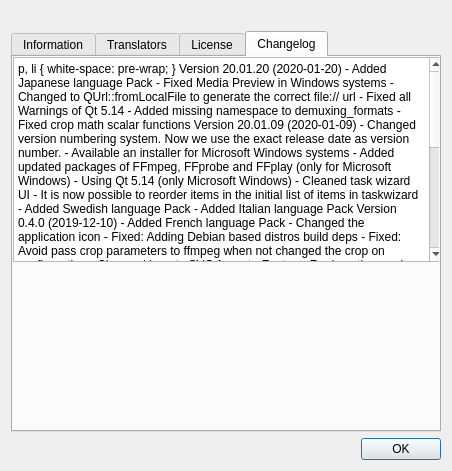
Before: the Qt Designer form ui/aboutdialog.ui in swl-x/MystiQ, drawn with Qt 5.
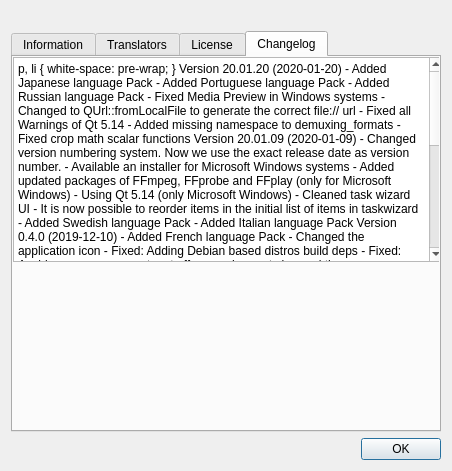
After: the same form once the commit is applied. The open tabs and pages were chosen to show the change. Icons and pictures are not drawn.

Commit message: Added Russian Language

Patch:
```diff
--- a/ui/aboutdialog.ui
+++ b/ui/aboutdialog.ui
@@ -262,6 +262,8 @@
 &lt;/style&gt;&lt;/head&gt;&lt;body style=&quot; font-family:'Fira Sans'; font-size:10pt; font-weight:400; font-style:normal;&quot;&gt;
 &lt;p style=&quot; margin-top:0px; margin-bottom:0px; margin-left:0px; margin-right:0px; -qt-block-indent:0; text-indent:0px;&quot;&gt;&lt;span style=&quot; font-family:'Fira Sans'; font-weight:600;&quot;&gt;Version 20.01.20 (2020-01-20)&lt;/span&gt;&lt;/p&gt;
 &lt;p style=&quot; margin-top:0px; margin-bottom:0px; margin-left:0px; margin-right:0px; -qt-block-indent:0; text-indent:0px;&quot;&gt;&lt;span style=&quot; font-family:'Fira Sans';&quot;&gt; - Added Japanese language Pack&lt;/span&gt;&lt;/p&gt;
+&lt;p style=&quot; margin-top:0px; margin-bottom:0px; margin-left:0px; margin-right:0px; -qt-block-indent:0; text-indent:0px;&quot;&gt;&lt;span style=&quot; font-family:'Fira Sans';&quot;&gt; - Added Portuguese language Pack&lt;/span&gt;&lt;/p&gt;
+&lt;p style=&quot; margin-top:0px; margin-bottom:0px; margin-left:0px; margin-right:0px; -qt-block-indent:0; text-indent:0px;&quot;&gt;&lt;span style=&quot; font-family:'Fira Sans';&quot;&gt; - Added Russian language Pack&lt;/span&gt;&lt;/p&gt;
 &lt;p style=&quot; margin-top:0px; margin-bottom:0px; margin-left:0px; margin-right:0px; -qt-block-indent:0; text-indent:0px;&quot;&gt;&lt;span style=&quot; font-family:'Fira Sans';&quot;&gt; - Fixed Media Preview in Windows systems&lt;/span&gt;&lt;/p&gt;
 &lt;p style=&quot; margin-top:0px; margin-bottom:0px; margin-left:0px; margin-right:0px; -qt-block-indent:0; text-indent:0px;&quot;&gt;&lt;span style=&quot; font-family:'Fira Sans';&quot;&gt; - Changed to QUrl::fromLocalFile to generate the correct file:// url&lt;/span&gt;&lt;/p&gt;
 &lt;p style=&quot; margin-top:0px; margin-bottom:0px; margin-left:0px; margin-right:0px; -qt-block-indent:0; text-indent:0px;&quot;&gt;&lt;span style=&quot; font-family:'Fira Sans';&quot;&gt; - Fixed all Warnings of Qt 5.14&lt;/span&gt;&lt;/p&gt;
```
